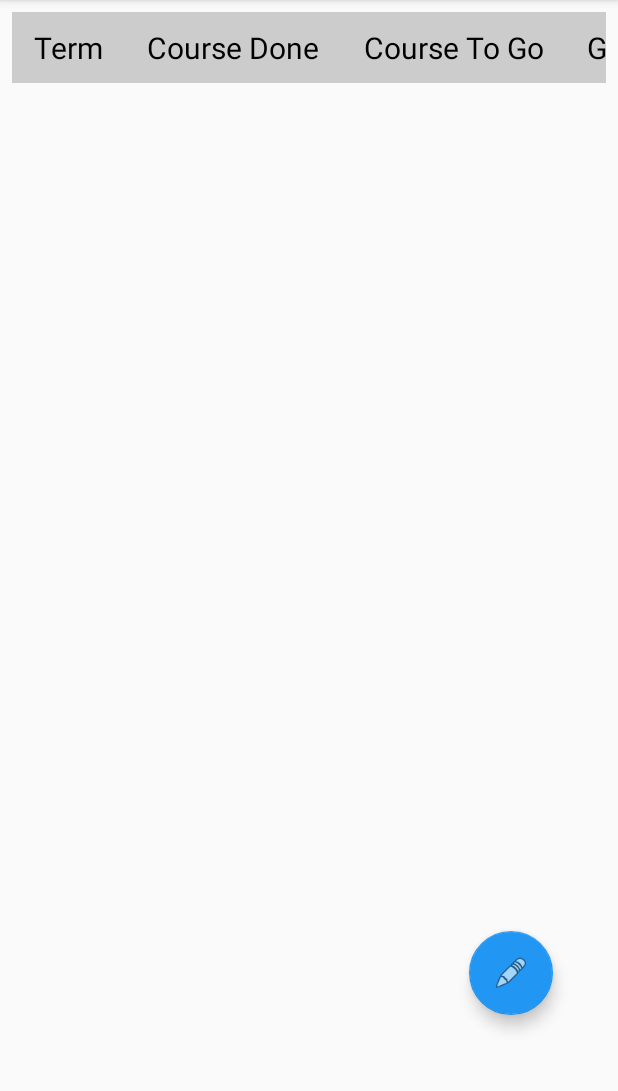
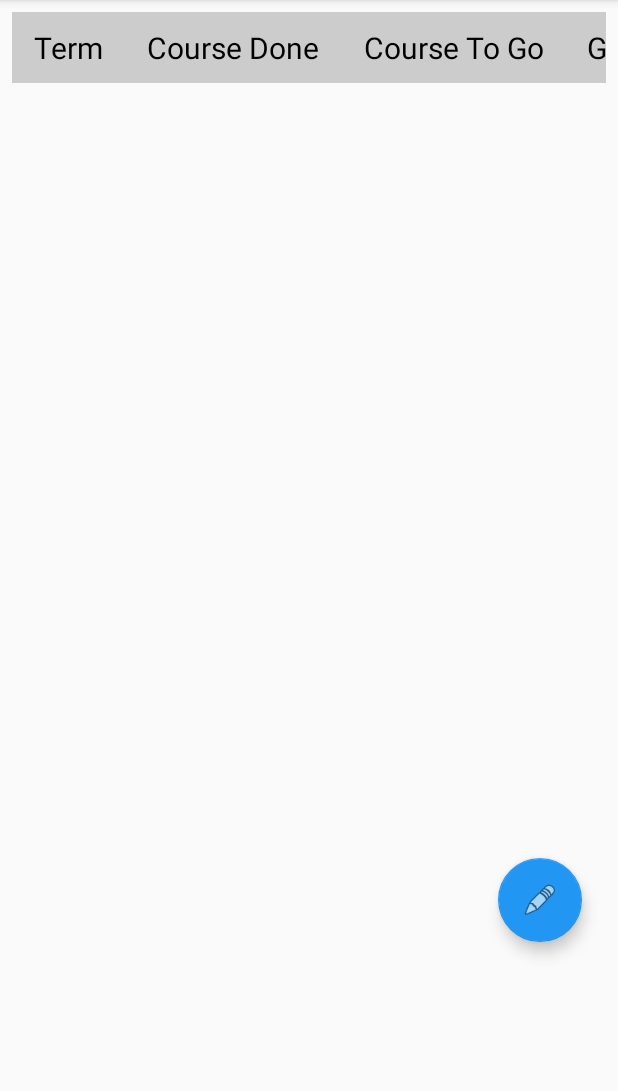
Before and after one commit to Trui-git/GradeTracker, an Android app: the screen it shows after launch (MainActivity), on a phone screen of 412 x 824 dp, the part 84-1175 px from its top. Run offline under Robolectric (Android 15) with nearby library versions, the light colour scheme and no system bars.

Commit message:
Modify contraint view in Main activity

```diff
--- a/app/build.gradle
+++ b/app/build.gradle
@@ -36,9 +36,7 @@ android {
 dependencies {
     implementation fileTree(dir: "libs", include: ["*.jar"])
     implementation 'androidx.appcompat:appcompat:1.2.0'
-    implementation 'androidx.constraintlayout:constraintlayout:2.0.1'
     implementation 'com.google.android.material:material:1.2.0-alpha02'
-    implementation 'androidx.coordinatorlayout:coordinatorlayout:1.1.0'
     implementation 'androidx.constraintlayout:constraintlayout:2.0.1'
     testImplementation 'junit:junit:4.12'
     androidTestImplementation 'androidx.test.ext:junit:1.1.2'
--- a/app/src/main/res/layout/activity_main.xml
+++ b/app/src/main/res/layout/activity_main.xml
@@ -4,26 +4,72 @@
     xmlns:tools="http://schemas.android.com/tools"
     android:layout_width="match_parent"
     android:layout_height="match_parent"
+    android:layout_marginBottom="10dp"
     tools:context="com.trios.gradetracker.MainActivity">
+
+    <androidx.constraintlayout.widget.Guideline
+        android:id="@+id/vGuideline"
+        android:layout_width="wrap_content"
+        android:layout_height="wrap_content"
+        android:orientation="vertical"
+        app:layout_constraintGuide_percent="0.75" />
+
+    <androidx.constraintlayout.widget.Guideline
+        android:id="@+id/hGuideline"
+        android:layout_width="wrap_content"
+        android:layout_height="wrap_content"
+        android:orientation="horizontal"
+        app:layout_constraintGuide_percent="0.6" />
+
+    <androidx.constraintlayout.widget.Guideline
+        android:id="@+id/edit_text_term_name_guideline"
+        android:layout_width="wrap_content"
+        android:layout_height="wrap_content"
+        android:orientation="horizontal"
+        app:layout_constraintGuide_percent="0.7" />
+
+    <androidx.constraintlayout.widget.Guideline
+        android:id="@+id/edit_text_num_of_courses_guideline"
+        android:layout_width="wrap_content"
+        android:layout_height="wrap_content"
+        android:orientation="horizontal"
+        app:layout_constraintGuide_percent="0.8" />
+
+    <androidx.constraintlayout.widget.Guideline
+        android:id="@+id/edit_text_target_grade_guideline"
+        android:layout_width="wrap_content"
+        android:layout_height="wrap_content"
+        android:orientation="horizontal"
+        app:layout_constraintGuide_percent="0.9" />
+
+    <ScrollView
+        android:id="@+id/displayScrollTable"
+        android:layout_width="0dp"
+        android:layout_height="0dp"
+        android:layout_margin="8dp"
+        app:layout_constraintBottom_toTopOf="@id/hGuideline"
+        app:layout_constraintEnd_toEndOf="parent"
+        app:layout_constraintStart_toStartOf="parent"
+        app:layout_constraintTop_toTopOf="parent"
+        app:layout_constraintVertical_bias="0.695">
+
+
+        <HorizontalScrollView
+            android:id="@+id/displayHscrollTable"
+            android:layout_width="match_parent"
+            android:layout_height="wrap_content"
+            android:fillViewport="true"
+            android:scrollbars="horizontal">
 
             <TableLayout
                 android:id="@+id/displayTable"
-        android:layout_width="match_parent"
-        android:layout_height="match_parent"
-        android:layout_marginStart="8dp"
-        android:layout_marginTop="8dp"
-        android:layout_marginEnd="8dp"
-        android:layout_marginBottom="300dp"
-        android:stretchColumns="1,2,3,4"
-        app:layout_constraintBottom_toBottomOf="parent"
-        app:layout_constraintEnd_toEndOf="parent"
-        app:layout_constraintHorizontal_bias="1.0"
-        app:layout_constraintStart_toStartOf="parent"
-        app:layout_constraintTop_toTopOf="parent"
-        app:layout_constraintVertical_bias="1.0">
+                android:layout_width="wrap_content"
+                android:layout_height="wrap_content"
+                android:stretchColumns="1,2,3,4" />
 
-    </TableLayout>
+        </HorizontalScrollView>
 
+    </ScrollView>
 
     <com.google.android.material.floatingactionbutton.FloatingActionButton
         android:id="@+id/fab"
@@ -31,67 +77,81 @@
         android:layout_height="56dp"
         android:layout_gravity="end|bottom"
         android:layout_margin="16dp"
-        android:layout_marginEnd="70dp"
-        android:layout_marginBottom="32dp"
         android:src="@android:drawable/ic_menu_edit"
         app:backgroundTint="#2196F3"
         app:layout_constraintBottom_toBottomOf="parent"
         app:layout_constraintEnd_toEndOf="parent"
-        app:layout_constraintHorizontal_bias="0.915"
-        app:layout_constraintStart_toStartOf="parent"
-        app:layout_constraintTop_toBottomOf="@+id/displayTable"
-        app:layout_constraintVertical_bias="0.646" />
+        app:layout_constraintHorizontal_bias="0.468"
+        app:layout_constraintStart_toStartOf="@+id/vGuideline"
+        app:layout_constraintTop_toBottomOf="@id/hGuideline"
+        app:layout_constraintVertical_bias="0.472" />
 
-    <LinearLayout
-        android:id="@+id/text_input"
-        android:layout_width="0dp"
-        android:layout_height="250dp"
-        android:layout_marginStart="8dp"
-        android:layout_marginTop="8dp"
-        android:layout_marginEnd="200dp"
-        android:layout_marginBottom="8dp"
-        android:gravity="start"
-        android:orientation="vertical"
-        android:visibility="invisible"
-        app:layout_constraintBottom_toBottomOf="parent"
-        app:layout_constraintEnd_toEndOf="parent"
-        app:layout_constraintStart_toStartOf="parent"
-        app:layout_constraintTop_toBottomOf="@+id/displayTable">
 
     <EditText
         android:id="@+id/edit_text_term_name"
-            android:layout_width="match_parent"
-            android:layout_height="wrap_content"
+        android:layout_width="0dp"
+        android:layout_height="0dp"
         android:autofillHints="@string/termName"
         android:hint="@string/termName"
-            android:inputType="text" />
+        android:inputType="text"
+        android:visibility="invisible"
+        app:layout_constraintBottom_toTopOf="@+id/edit_text_term_name_guideline"
+        app:layout_constraintEnd_toStartOf="@+id/vGuideline"
+        app:layout_constraintStart_toStartOf="parent"
+        app:layout_constraintTop_toBottomOf="@id/hGuideline" />
 
     <EditText
         android:id="@+id/edit_text_num_of_courses"
-            android:layout_width="match_parent"
-            android:layout_height="wrap_content"
+        android:layout_width="0dp"
+        android:layout_height="0dp"
         android:autofillHints="@string/numberOFCourses"
         android:hint="@string/numberOFCourses"
-            android:inputType="number" />
+        android:inputType="number"
+        android:visibility="invisible"
+        app:layout_constraintBottom_toTopOf="@+id/edit_text_num_of_courses_guideline"
+        app:layout_constraintEnd_toStartOf="@+id/vGuideline"
+        app:layout_constraintStart_toStartOf="parent"
+        app:layout_constraintTop_toBottomOf="@id/edit_text_term_name_guideline" />
 
     <EditText
         android:id="@+id/edit_text_target_grade"
-            android:layout_width="match_parent"
-            android:layout_height="wrap_content"
+        android:layout_width="0dp"
+        android:layout_height="0dp"
         android:autofillHints="@string/targetGrade"
         android:hint="@string/targetGrade"
-            android:inputType="number" />
+        android:inputType="number"
+        android:visibility="invisible"
+        app:layout_constraintBottom_toTopOf="@+id/edit_text_target_grade_guideline"
+        app:layout_constraintEnd_toStartOf="@+id/vGuideline"
+        app:layout_constraintStart_toStartOf="parent"
+        app:layout_constraintTop_toBottomOf="@id/edit_text_num_of_courses_guideline" />
 
     <Button
         android:id="@+id/create_button"
         android:layout_width="wrap_content"
-            android:layout_height="38dp"
-            android:layout_gravity="center_horizontal"
-            android:gravity="center"
+        android:layout_height="wrap_content"
         android:onClick="CreateTerm"
-            android:text="@string/createTerm" />
+        android:text="@string/createTerm"
+        android:visibility="invisible"
+        app:layout_constraintBottom_toBottomOf="parent"
+        app:layout_constraintEnd_toStartOf="@+id/vGuideline"
+        app:layout_constraintHorizontal_bias="0.25"
+        app:layout_constraintStart_toStartOf="parent"
+        app:layout_constraintTop_toBottomOf="@id/edit_text_target_grade_guideline"
+        app:layout_constraintVertical_bias="0.5" />
 
-    </LinearLayout>
-
+    <Button
+        android:id="@+id/cancel_button"
+        android:layout_width="wrap_content"
+        android:layout_height="wrap_content"
+        android:onClick="CancelTerm"
+        android:text="@string/cancelTerm"
+        android:visibility="invisible"
+        app:layout_constraintBottom_toBottomOf="parent"
+        app:layout_constraintEnd_toStartOf="@+id/vGuideline"
+        app:layout_constraintHorizontal_bias="0.75"
+        app:layout_constraintStart_toStartOf="parent"
+        app:layout_constraintTop_toBottomOf="@id/edit_text_target_grade_guideline"
+        app:layout_constraintVertical_bias="0.5" />
 
 </androidx.constraintlayout.widget.ConstraintLayout>
--- a/app/src/main/res/values/strings.xml
+++ b/app/src/main/res/values/strings.xml
@@ -6,6 +6,7 @@
     <string name="numberOFCourses">enter number of courses</string>
     <string name="targetGrade">enter target grade</string>
     <string name="createTerm">Create</string>
+    <string name="cancelTerm">Cancel</string>
 
     <string name="courseName">enter course name</string>
     <string name="grade">enter grade</string>
```
Also changed, not shown: app/src/main/java/com/trios/gradetracker/MainActivity.java (+23 -4 lines), app/src/main/res/layout/activity_progress.xml (+44 -41 lines). Lines whose indentation alone changed are shown as unchanged.
